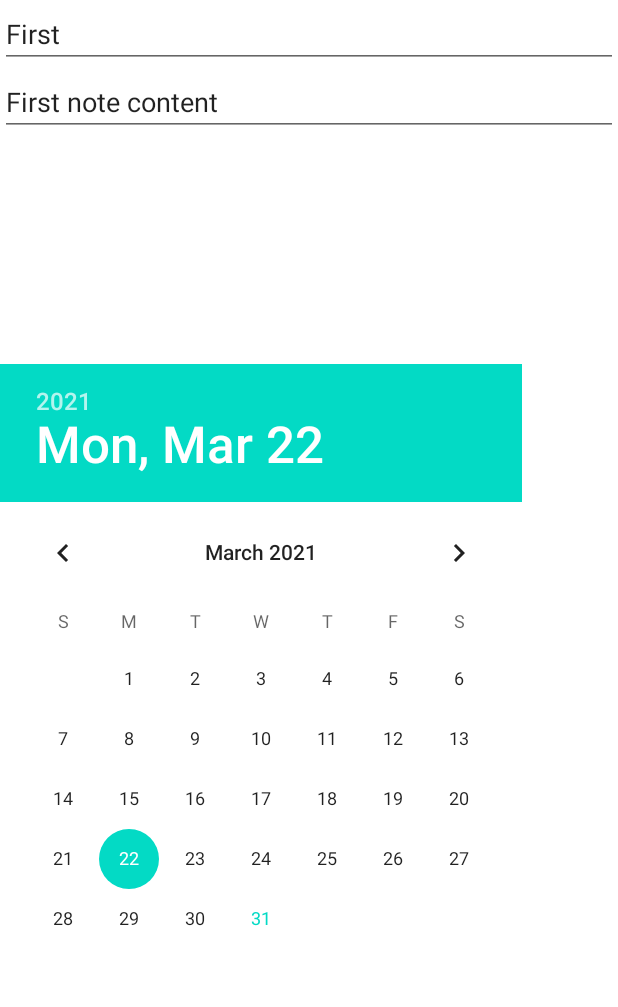
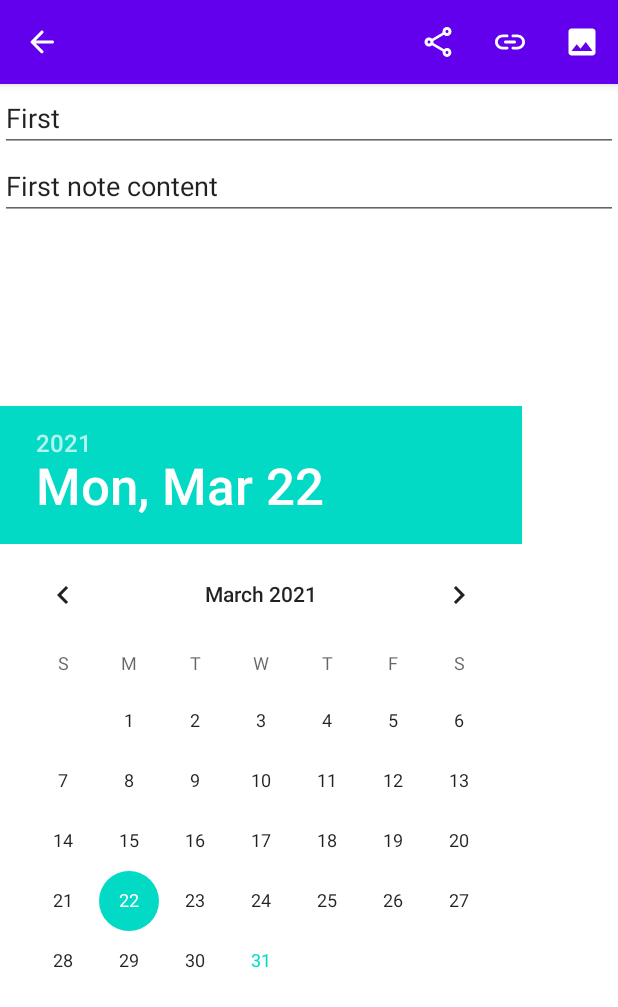
Before and after one commit to CyJimmy264/Android_Intro-Homework, an Android app: the screen it shows after launch (MainActivity), after a tap on "First", on a phone screen of 412 x 824 dp. Shown: the top 1007 px of the screen. Run offline under Robolectric (Android 15) with nearby library versions, the phone set to English and light mode, and no system bars.

Commit message:
Add toolbar layout for note fragment

```diff
--- /dev/null
+++ b/app/src/main/res/drawable/ic_baseline_image_24.xml
@@ -0,0 +1,10 @@
+<vector xmlns:android="http://schemas.android.com/apk/res/android"
+    android:width="24dp"
+    android:height="24dp"
+    android:viewportWidth="24"
+    android:viewportHeight="24"
+    android:tint="?attr/colorControlNormal">
+  <path
+      android:fillColor="@android:color/white"
+      android:pathData="M21,19V5c0,-1.1 -0.9,-2 -2,-2H5c-1.1,0 -2,0.9 -2,2v14c0,1.1 0.9,2 2,2h14c1.1,0 2,-0.9 2,-2zM8.5,13.5l2.5,3.01L14.5,12l4.5,6H5l3.5,-4.5z"/>
+</vector>
--- /dev/null
+++ b/app/src/main/res/drawable/ic_outline_share_24.xml
@@ -0,0 +1,10 @@
+<vector xmlns:android="http://schemas.android.com/apk/res/android"
+    android:width="24dp"
+    android:height="24dp"
+    android:viewportWidth="24"
+    android:viewportHeight="24"
+    android:tint="?attr/colorControlNormal">
+  <path
+      android:fillColor="@android:color/white"
+      android:pathData="M18,16.08c-0.76,0 -1.44,0.3 -1.96,0.77L8.91,12.7c0.05,-0.23 0.09,-0.46 0.09,-0.7s-0.04,-0.47 -0.09,-0.7l7.05,-4.11c0.54,0.5 1.25,0.81 2.04,0.81 1.66,0 3,-1.34 3,-3s-1.34,-3 -3,-3 -3,1.34 -3,3c0,0.24 0.04,0.47 0.09,0.7L8.04,9.81C7.5,9.31 6.79,9 6,9c-1.66,0 -3,1.34 -3,3s1.34,3 3,3c0.79,0 1.5,-0.31 2.04,-0.81l7.12,4.16c-0.05,0.21 -0.08,0.43 -0.08,0.65 0,1.61 1.31,2.92 2.92,2.92s2.92,-1.31 2.92,-2.92c0,-1.61 -1.31,-2.92 -2.92,-2.92zM18,4c0.55,0 1,0.45 1,1s-0.45,1 -1,1 -1,-0.45 -1,-1 0.45,-1 1,-1zM6,13c-0.55,0 -1,-0.45 -1,-1s0.45,-1 1,-1 1,0.45 1,1 -0.45,1 -1,1zM18,20.02c-0.55,0 -1,-0.45 -1,-1s0.45,-1 1,-1 1,0.45 1,1 -0.45,1 -1,1z"/>
+</vector>
--- /dev/null
+++ b/app/src/main/res/drawable/ic_round_arrow_back_24.xml
@@ -0,0 +1,10 @@
+<vector xmlns:android="http://schemas.android.com/apk/res/android"
+    android:width="24dp"
+    android:height="24dp"
+    android:viewportWidth="24"
+    android:viewportHeight="24"
+    android:tint="?attr/colorControlNormal">
+  <path
+      android:fillColor="@android:color/white"
+      android:pathData="M19,11H7.83l4.88,-4.88c0.39,-0.39 0.39,-1.03 0,-1.42 -0.39,-0.39 -1.02,-0.39 -1.41,0l-6.59,6.59c-0.39,0.39 -0.39,1.02 0,1.41l6.59,6.59c0.39,0.39 1.02,0.39 1.41,0 0.39,-0.39 0.39,-1.02 0,-1.41L7.83,13H19c0.55,0 1,-0.45 1,-1s-0.45,-1 -1,-1z"/>
+</vector>
--- /dev/null
+++ b/app/src/main/res/drawable/ic_round_insert_link_24.xml
@@ -0,0 +1,10 @@
+<vector xmlns:android="http://schemas.android.com/apk/res/android"
+    android:width="24dp"
+    android:height="24dp"
+    android:viewportWidth="24"
+    android:viewportHeight="24"
+    android:tint="?attr/colorControlNormal">
+  <path
+      android:fillColor="@android:color/white"
+      android:pathData="M3.96,11.38C4.24,9.91 5.62,8.9 7.12,8.9h2.93c0.52,0 0.95,-0.43 0.95,-0.95S10.57,7 10.05,7L7.22,7c-2.61,0 -4.94,1.91 -5.19,4.51C1.74,14.49 4.08,17 7,17h3.05c0.52,0 0.95,-0.43 0.95,-0.95s-0.43,-0.95 -0.95,-0.95L7,15.1c-1.91,0 -3.42,-1.74 -3.04,-3.72zM9,13h6c0.55,0 1,-0.45 1,-1s-0.45,-1 -1,-1L9,11c-0.55,0 -1,0.45 -1,1s0.45,1 1,1zM16.78,7h-2.83c-0.52,0 -0.95,0.43 -0.95,0.95s0.43,0.95 0.95,0.95h2.93c1.5,0 2.88,1.01 3.16,2.48 0.38,1.98 -1.13,3.72 -3.04,3.72h-3.05c-0.52,0 -0.95,0.43 -0.95,0.95s0.43,0.95 0.95,0.95L17,17c2.92,0 5.26,-2.51 4.98,-5.49 -0.25,-2.6 -2.59,-4.51 -5.2,-4.51z"/>
+</vector>
--- a/app/src/main/res/layout-land/content_notes_list.xml
+++ /dev/null
@@ -1,40 +0,0 @@
-<?xml version="1.0" encoding="utf-8"?>
-<androidx.constraintlayout.widget.ConstraintLayout xmlns:android="http://schemas.android.com/apk/res/android"
-    android:layout_width="match_parent"
-    android:layout_height="match_parent"
-    xmlns:app="http://schemas.android.com/apk/res-auto"
-    xmlns:tools="http://schemas.android.com/tools">
-
-    <androidx.core.widget.NestedScrollView
-        android:id="@+id/notes_scroll"
-        android:layout_width="0dp"
-        android:layout_height="match_parent"
-        android:scrollbars="vertical"
-        app:layout_constraintHorizontal_weight="1"
-        app:layout_constraintTop_toTopOf="parent"
-        app:layout_constraintBottom_toBottomOf="parent"
-        app:layout_constraintStart_toStartOf="parent"
-        app:layout_constraintEnd_toStartOf="@id/note"
-        tools:context=".ui.NotesListFragment">
-
-        <LinearLayout
-            android:id="@+id/linear_layout"
-            android:orientation="vertical"
-            android:layout_width="match_parent"
-            android:layout_height="wrap_content" />
-
-    </androidx.core.widget.NestedScrollView>
-
-    <FrameLayout
-            android:id="@+id/note"
-            android:layout_width="0dp"
-            android:layout_height="match_parent"
-            app:layout_constraintHorizontal_weight="2"
-            app:layout_constraintTop_toTopOf="parent"
-            app:layout_constraintBottom_toBottomOf="parent"
-            app:layout_constraintStart_toEndOf="@id/notes_scroll"
-            app:layout_constraintEnd_toEndOf="parent"
-            android:background="?android:attr/detailsElementBackground"
-            />
-
-</androidx.constraintlayout.widget.ConstraintLayout>
--- /dev/null
+++ b/app/src/main/res/layout-land/fragment_notes_list.xml
@@ -0,0 +1,54 @@
+<?xml version="1.0" encoding="utf-8"?>
+<androidx.constraintlayout.widget.ConstraintLayout
+    xmlns:app="http://schemas.android.com/apk/res-auto"
+    xmlns:tools="http://schemas.android.com/tools"
+    xmlns:android="http://schemas.android.com/apk/res/android" android:layout_width="match_parent"
+    android:layout_height="match_parent">
+
+    <androidx.coordinatorlayout.widget.CoordinatorLayout
+        android:id="@+id/coordinator_notes_list"
+        android:layout_width="0dp"
+        android:layout_height="match_parent"
+        app:layout_constraintHorizontal_weight="1"
+        app:layout_constraintStart_toStartOf="parent"
+        app:layout_constraintEnd_toStartOf="@id/note"
+        app:layout_constraintTop_toTopOf="parent"
+        app:layout_constraintBottom_toBottomOf="parent"
+        tools:context=".ui.NotesListFragment">
+
+        <com.google.android.material.appbar.AppBarLayout
+            android:layout_width="match_parent"
+            android:layout_height="wrap_content"
+            android:theme="@style/AppTheme.AppBarOverlay">
+
+            <androidx.appcompat.widget.Toolbar
+                android:id="@+id/toolbar"
+                android:layout_width="match_parent"
+                android:layout_height="?attr/actionBarSize"
+                android:background="?attr/colorPrimary"
+                app:title="Notes"
+                app:menu="@menu/toolbar_notes_list">
+            </androidx.appcompat.widget.Toolbar>
+
+        </com.google.android.material.appbar.AppBarLayout>
+
+        <FrameLayout
+            android:layout_width="match_parent"
+            android:layout_height="match_parent"
+            app:layout_behavior="@string/appbar_scrolling_view_behavior">
+            <include layout="@layout/content_notes_list" />
+        </FrameLayout>
+    </androidx.coordinatorlayout.widget.CoordinatorLayout>
+
+    <FrameLayout
+        android:id="@+id/note"
+        android:layout_width="0dp"
+        android:layout_height="match_parent"
+        app:layout_constraintHorizontal_weight="2"
+        app:layout_constraintTop_toTopOf="parent"
+        app:layout_constraintBottom_toBottomOf="parent"
+        app:layout_constraintStart_toEndOf="@id/coordinator_notes_list"
+        app:layout_constraintEnd_toEndOf="parent"
+        android:background="?android:attr/detailsElementBackground"
+        />
+</androidx.constraintlayout.widget.ConstraintLayout>
--- /dev/null
+++ b/app/src/main/res/layout/content_note.xml
@@ -0,0 +1,34 @@
+<?xml version="1.0" encoding="utf-8"?>
+<androidx.constraintlayout.widget.ConstraintLayout xmlns:android="http://schemas.android.com/apk/res/android"
+    xmlns:app="http://schemas.android.com/apk/res-auto"
+    xmlns:tools="http://schemas.android.com/tools"
+    android:layout_width="match_parent"
+    android:layout_height="match_parent"
+    tools:context=".ui.NoteFragment">
+
+    <com.google.android.material.textfield.TextInputEditText
+        android:id="@+id/note_title"
+        android:layout_width="0dp"
+        android:layout_height="wrap_content"
+        app:layout_constraintEnd_toEndOf="parent"
+        app:layout_constraintStart_toStartOf="parent"
+        app:layout_constraintTop_toTopOf="parent" />
+
+    <com.google.android.material.textfield.TextInputEditText
+        android:id="@+id/note_description"
+        android:layout_width="0dp"
+        android:layout_height="wrap_content"
+        android:inputType="textMultiLine"
+        app:layout_constraintEnd_toEndOf="parent"
+        app:layout_constraintStart_toStartOf="parent"
+        app:layout_constraintTop_toBottomOf="@id/note_title" />
+
+    <DatePicker
+        android:id="@+id/note_creation_date"
+        android:layout_width="0dp"
+        android:layout_height="wrap_content"
+        app:layout_constraintStart_toStartOf="parent"
+        app:layout_constraintEnd_toEndOf="parent"
+        app:layout_constraintTop_toBottomOf="@id/note_description"
+        app:layout_constraintBottom_toBottomOf="parent"/>
+</androidx.constraintlayout.widget.ConstraintLayout>
--- a/app/src/main/res/layout/fragment_note.xml
+++ b/app/src/main/res/layout/fragment_note.xml
@@ -1,34 +1,32 @@
 <?xml version="1.0" encoding="utf-8"?>
-<androidx.constraintlayout.widget.ConstraintLayout xmlns:android="http://schemas.android.com/apk/res/android"
+<androidx.coordinatorlayout.widget.CoordinatorLayout
+    xmlns:android="http://schemas.android.com/apk/res/android"
     xmlns:app="http://schemas.android.com/apk/res-auto"
     xmlns:tools="http://schemas.android.com/tools"
     android:layout_width="match_parent"
     android:layout_height="match_parent"
     tools:context=".ui.NoteFragment">
 
-    <com.google.android.material.textfield.TextInputEditText
-        android:id="@+id/note_title"
-        android:layout_width="0dp"
+    <com.google.android.material.appbar.AppBarLayout
+        android:layout_width="match_parent"
         android:layout_height="wrap_content"
-        app:layout_constraintEnd_toEndOf="parent"
-        app:layout_constraintStart_toStartOf="parent"
-        app:layout_constraintTop_toTopOf="parent" />
+        android:theme="@style/AppTheme.AppBarOverlay">
 
-    <com.google.android.material.textfield.TextInputEditText
-        android:id="@+id/note_description"
-        android:layout_width="0dp"
-        android:layout_height="wrap_content"
-        android:inputType="textMultiLine"
-        app:layout_constraintEnd_toEndOf="parent"
-        app:layout_constraintStart_toStartOf="parent"
-        app:layout_constraintTop_toBottomOf="@id/note_title" />
+        <androidx.appcompat.widget.Toolbar
+            android:id="@+id/toolbar"
+            android:layout_width="match_parent"
+            android:layout_height="?attr/actionBarSize"
+            android:background="?attr/colorPrimary"
+            app:navigationIcon="@drawable/ic_round_arrow_back_24"
+            app:menu="@menu/toolbar_note">
+        </androidx.appcompat.widget.Toolbar>
 
-    <DatePicker
-        android:id="@+id/note_creation_date"
-        android:layout_width="0dp"
-        android:layout_height="wrap_content"
-        app:layout_constraintStart_toStartOf="parent"
-        app:layout_constraintEnd_toEndOf="parent"
-        app:layout_constraintTop_toBottomOf="@id/note_description"
-        app:layout_constraintBottom_toBottomOf="parent"/>
-</androidx.constraintlayout.widget.ConstraintLayout>
+    </com.google.android.material.appbar.AppBarLayout>
+
+    <FrameLayout
+        android:layout_width="match_parent"
+        android:layout_height="match_parent"
+        app:layout_behavior="@string/appbar_scrolling_view_behavior">
+        <include layout="@layout/content_note" />
+    </FrameLayout>
+</androidx.coordinatorlayout.widget.CoordinatorLayout>
--- a/app/src/main/res/layout/fragment_notes_list.xml
+++ b/app/src/main/res/layout/fragment_notes_list.xml
@@ -29,6 +29,4 @@
         app:layout_behavior="@string/appbar_scrolling_view_behavior">
         <include layout="@layout/content_notes_list" />
     </FrameLayout>
-
-
 </androidx.coordinatorlayout.widget.CoordinatorLayout>
--- /dev/null
+++ b/app/src/main/res/menu/toolbar_note.xml
@@ -0,0 +1,22 @@
+<?xml version="1.0" encoding="utf-8"?>
+<menu xmlns:android="http://schemas.android.com/apk/res/android"
+    xmlns:app="http://schemas.android.com/apk/res-auto">
+    <item
+        android:id="@+id/action_share"
+        android:icon="@drawable/ic_outline_share_24"
+        app:showAsAction="always"
+        android:orderInCategory="5"
+        android:title="@string/share" />
+    <item
+        android:id="@+id/action_insert_link"
+        android:icon="@drawable/ic_round_insert_link_24"
+        app:showAsAction="ifRoom"
+        android:orderInCategory="10"
+        android:title="@string/insert_link" />
+    <item
+        android:id="@+id/action_add_image"
+        android:icon="@drawable/ic_baseline_image_24"
+        app:showAsAction="ifRoom"
+        android:orderInCategory="15"
+        android:title="@string/add_image" />
+</menu>
--- a/app/src/main/res/values/strings.xml
+++ b/app/src/main/res/values/strings.xml
@@ -3,4 +3,7 @@
     <string name="search">Search</string>
     <string name="about">About</string>
     <string name="sort">Sort</string>
+    <string name="share">Share</string>
+    <string name="insert_link">Insert link</string>
+    <string name="add_image">Add image</string>
 </resources>
```
